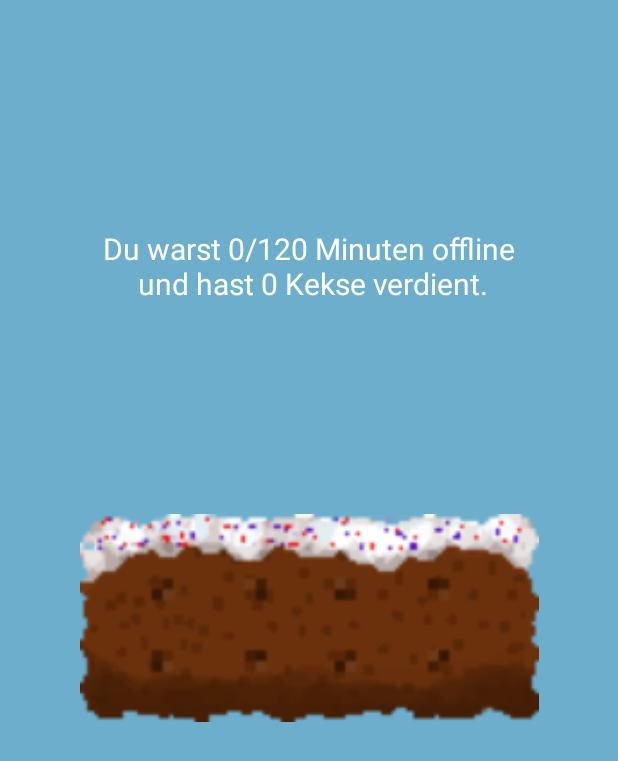
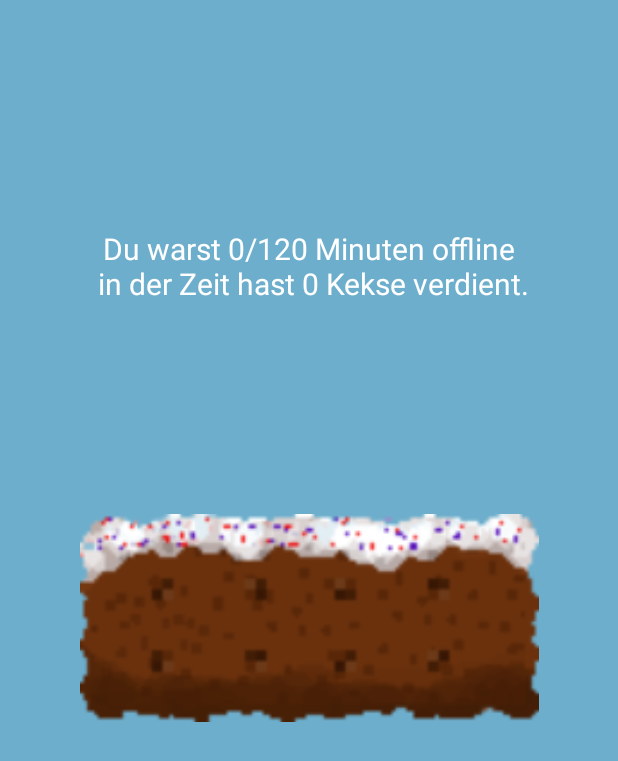
Before and after one commit to thoredev/CookieClicker, an Android app: the screen it shows after launch (OfflineEarningActivity), on a phone screen of 412 x 824 dp. Shown: the top 761 px of the screen. Run offline under Robolectric (Android 15) with nearby library versions, the light colour scheme and no system bars.

Commit message:
weniger offline earn

```diff
--- a/app/src/main/java/de/thore_dev/cookieclicker/OfflineEarningActivity.java
+++ b/app/src/main/java/de/thore_dev/cookieclicker/OfflineEarningActivity.java
@@ -25,14 +25,14 @@ public class OfflineEarningActivity extends AppCompatActivity {
         Date lastTime = gameState.getOfflineTime();
         long diffInMillies = curTime.getTime()- lastTime.getTime();
         long offlineTime = TimeUnit.MINUTES.convert(diffInMillies,TimeUnit.MILLISECONDS);
-        if(offlineTime>120){
-            offlineTime = 120;
+        if(offlineTime>30){
+            offlineTime = 30;
         }
 
-        int offEarn = (int)offlineTime*60*gameState.getClickspersecond();
+        int offEarn = ((int)offlineTime*60*gameState.getClickspersecond())/10;
 
         TextView textView = findViewById(R.id.textView7);
-        textView.setText("Du warst " + offlineTime + "/120 Minuten offline\n und hast "+ offEarn + " Kekse verdient.");
+        textView.setText("Du warst " + offlineTime + "/120 Minuten offline\n in der Zeit hast "+ offEarn + " Kekse verdient.");
         gameState.incCcount(offEarn);
 
         ImageButton btnContinue = findViewById(R.id.button6);
```
